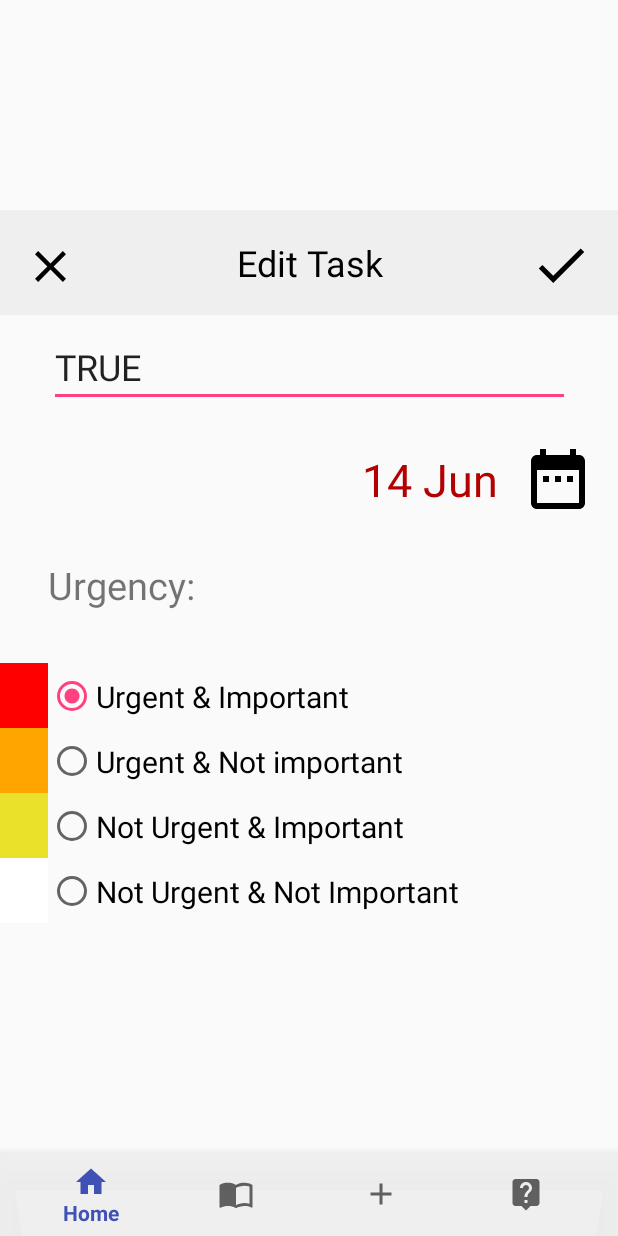
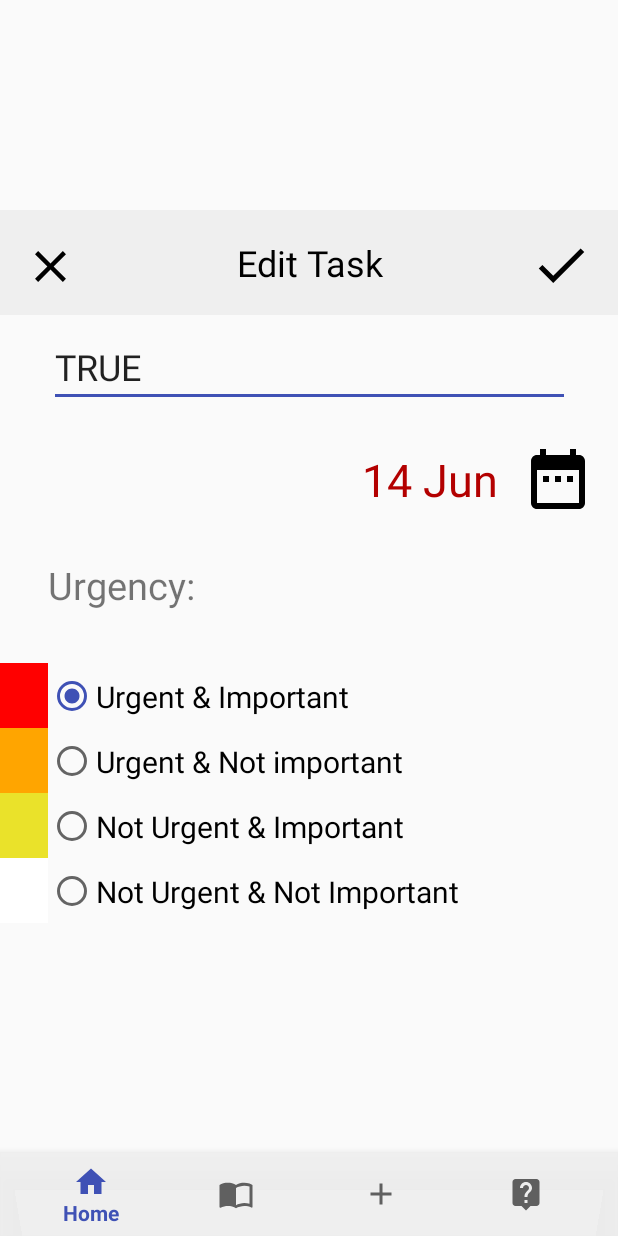
Before and after one commit to jantoktosunov/Timemanagament-App-Android, an Android app: the screen it shows after launch (MainActivity), after a tap on "TRUE", on a phone screen of 412 x 824 dp. Run offline under Robolectric (Android 15) with nearby library versions, the phone set to English and light mode, and no system bars; 2 other taps on this screen came first.

Commit message:
Changed colors in styles.xml

```diff
--- a/app/src/main/res/values/styles.xml
+++ b/app/src/main/res/values/styles.xml
@@ -5,7 +5,7 @@
         <!-- Customize your theme here. -->
         <item name="colorPrimary">@color/colorPrimary</item>
         <item name="colorPrimaryDark">@color/colorPrimaryDark</item>
-        <item name="colorAccent">@color/colorAccent</item>
+        <item name="colorAccent">@color/colorPrimary</item>
     </style>
 
 </resources>
```
